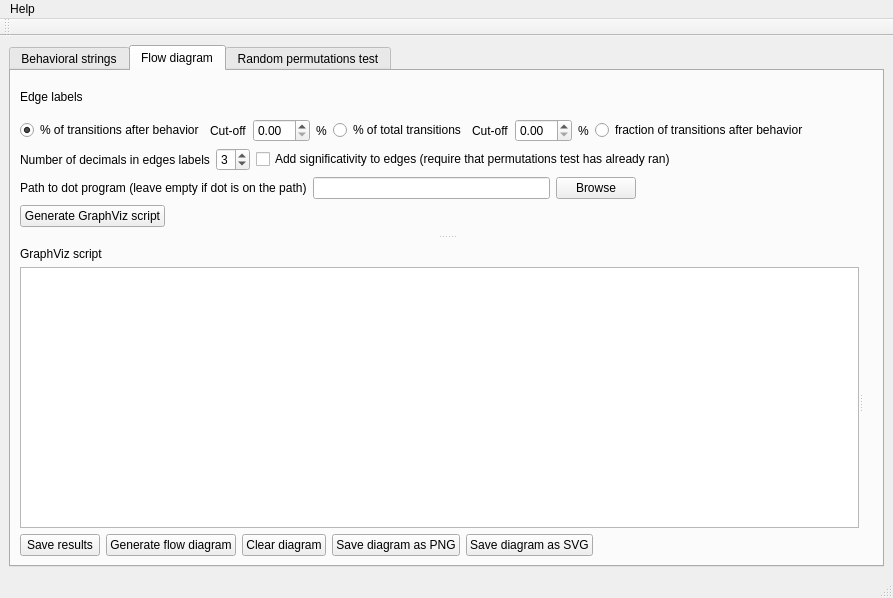
Qt form src/behatrix.ui (olivierfriard/behatrix) before a commit.
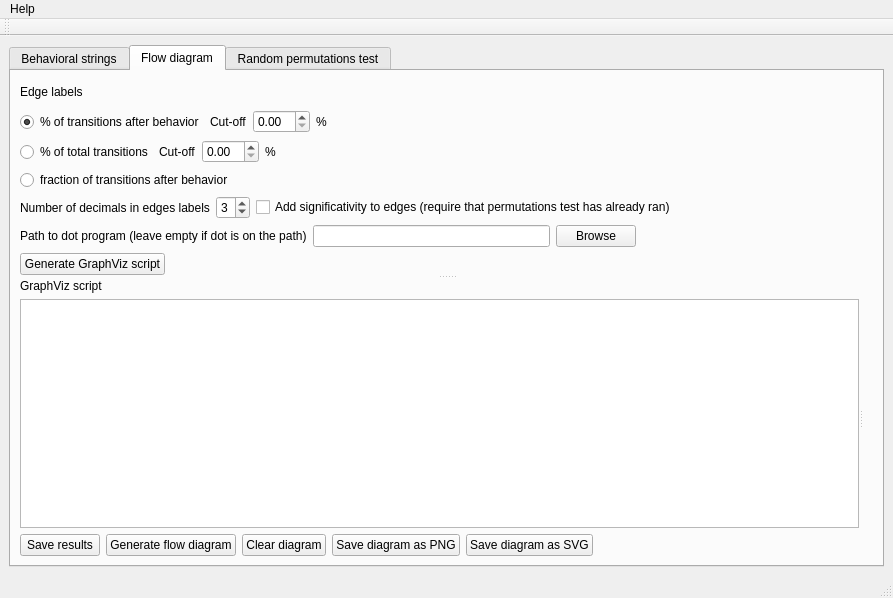
The same form after that commit. The open tabs and pages were chosen to show the change.

Commit message: fixed bug in label with significativity

Diff of the .ui file:
```diff
--- a/src/behatrix.ui
+++ b/src/behatrix.ui
@@ -201,25 +201,10 @@
        <layout class="QVBoxLayout" name="verticalLayout_8">
         <item>
          <widget class="QSplitter" name="vertical_splitter">
-          <property name="styleSheet">
-           <string notr="true"/>
-          </property>
-          <property name="frameShape">
-           <enum>QFrame::NoFrame</enum>
-          </property>
-          <property name="frameShadow">
-           <enum>QFrame::Plain</enum>
-          </property>
           <property name="orientation">
            <enum>Qt::Vertical</enum>
           </property>
-          <property name="opaqueResize">
-           <bool>true</bool>
-          </property>
-          <property name="handleWidth">
-           <number>20</number>
-          </property>
-          <widget class="QWidget" name="layoutWidget">
+          <widget class="QWidget" name="">
            <layout class="QVBoxLayout" name="verticalLayout_5">
             <item>
              <widget class="QLabel" name="label_8">
@@ -274,6 +259,23 @@
                </layout>
               </item>
               <item>
+               <spacer name="horizontalSpacer_9">
+                <property name="orientation">
+                 <enum>Qt::Horizontal</enum>
+                </property>
+                <property name="sizeHint" stdset="0">
+                 <size>
+                  <width>40</width>
+                  <height>20</height>
+                 </size>
+                </property>
+               </spacer>
+              </item>
+             </layout>
+            </item>
+            <item>
+             <layout class="QHBoxLayout" name="horizontalLayout_18">
+              <item>
                <widget class="QRadioButton" name="rb_percent_total_transitions">
                 <property name="text">
                  <string>% of total transitions</string>
@@ -299,6 +301,21 @@
                   </property>
                  </widget>
                 </item>
+                <item>
+                 <spacer name="horizontalSpacer_13">
+                  <property name="orientation">
+                   <enum>Qt::Horizontal</enum>
+                  </property>
+                  <property name="sizeHint" stdset="0">
+                   <size>
+                    <width>40</width>
+                    <height>20</height>
+                   </size>
+                  </property>
+                 </spacer>
+                </item>
+               </layout>
+              </item>
                </layout>
               </item>
               <item>
@@ -307,21 +324,6 @@
                  <string>fraction of transitions after behavior</string>
                 </property>
                </widget>
-              </item>
-              <item>
-               <spacer name="horizontalSpacer_5">
-                <property name="orientation">
-                 <enum>Qt::Horizontal</enum>
-                </property>
-                <property name="sizeHint" stdset="0">
-                 <size>
-                  <width>40</width>
-                  <height>20</height>
-                 </size>
-                </property>
-               </spacer>
-              </item>
-             </layout>
             </item>
             <item>
              <layout class="QHBoxLayout" name="horizontalLayout_9">
```
Left out of the diff: 2 changed lines with no effect on the pictures. Lines whose indentation alone changed are shown as unchanged. The commit also changes 3 other files.
